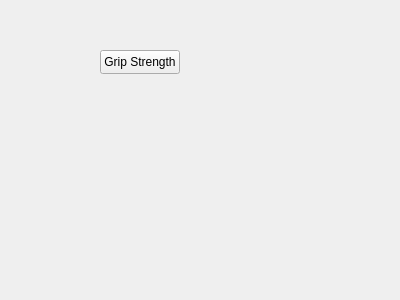
Before: the Qt Designer form src/widgets/device_settings/grip_strength_settings_widget.ui in CLSA/cypress, drawn with Qt 5.
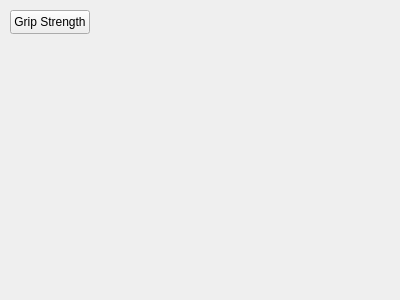
After: the same form once the commit is applied.

Diff of the .ui file:
```diff
--- a/src/widgets/device_settings/grip_strength_settings_widget.ui
+++ b/src/widgets/device_settings/grip_strength_settings_widget.ui
@@ -16,8 +16,8 @@
   <widget class="QPushButton" name="pushButton">
    <property name="geometry">
     <rect>
-     <x>100</x>
-     <y>50</y>
+     <x>10</x>
+     <y>10</y>
      <width>80</width>
      <height>24</height>
     </rect>
```
